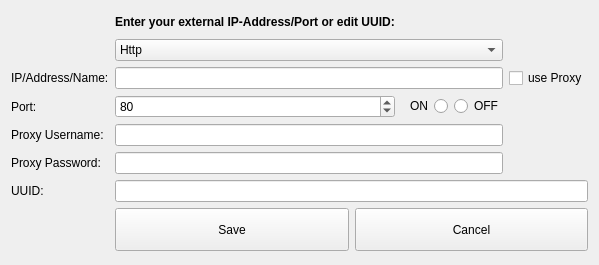
This is ui/listener-edit.ui in berndhs/arado as Qt 5 draws it before an edit. The edited form follows.
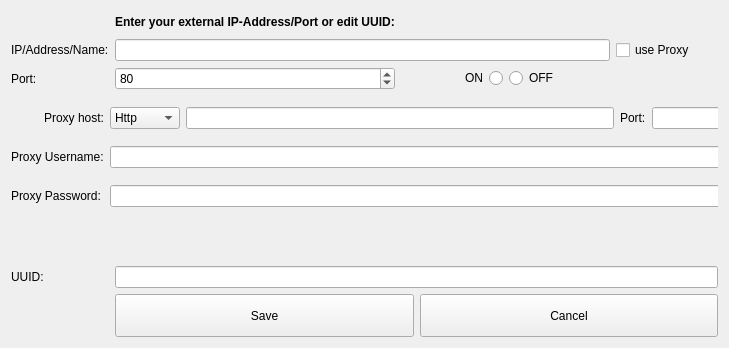
This is the edited form. Icons and pictures are not drawn.

Commit message:
proxy support. patch from niknah, thanks!
It is only set  up to use proxy for the add rss feed,
if you want to use the proxy for other things you'll have to add...

#include "networkaccessmanager.h"
and change QNetworkAccessManager to NetworkAccessManager

```diff
--- a/ui/listener-edit.ui
+++ b/ui/listener-edit.ui
@@ -6,8 +6,8 @@
    <rect>
     <x>0</x>
     <y>0</y>
-    <width>566</width>
-    <height>265</height>
+    <width>729</width>
+    <height>348</height>
    </rect>
   </property>
   <property name="windowTitle">
@@ -18,7 +18,7 @@
     <normaloff>:/arado-logo-colo-128.png</normaloff>:/arado-logo-colo-128.png</iconset>
   </property>
   <layout class="QGridLayout" name="gridLayout">
-   <item row="0" column="2">
+   <item row="0" column="1">
     <widget class="QLabel" name="label_4">
      <property name="font">
       <font>
@@ -47,7 +47,7 @@
      </property>
     </widget>
    </item>
-   <item row="3" column="2" colspan="3">
+   <item row="3" column="1" colspan="3">
     <widget class="QLineEdit" name="addressEdit">
      <property name="sizePolicy">
       <sizepolicy hsizetype="Expanding" vsizetype="Fixed">
@@ -73,7 +73,7 @@
      </property>
     </widget>
    </item>
-   <item row="5" column="2">
+   <item row="5" column="1">
     <widget class="QSpinBox" name="portBox">
      <property name="sizePolicy">
       <sizepolicy hsizetype="Expanding" vsizetype="Fixed">
@@ -89,7 +89,7 @@
      </property>
     </widget>
    </item>
-   <item row="8" column="0">
+   <item row="7" column="0">
     <widget class="QLabel" name="label_5">
      <property name="sizePolicy">
       <sizepolicy hsizetype="Expanding" vsizetype="Preferred">
@@ -105,7 +105,7 @@
      </property>
     </widget>
    </item>
-   <item row="8" column="2" colspan="4">
+   <item row="7" column="1" colspan="4">
     <widget class="QLineEdit" name="uuidEdit">
      <property name="sizePolicy">
       <sizepolicy hsizetype="Expanding" vsizetype="Fixed">
@@ -115,7 +115,7 @@
      </property>
     </widget>
    </item>
-   <item row="5" column="3">
+   <item row="5" column="2">
     <widget class="QRadioButton" name="onCheck">
      <property name="layoutDirection">
       <enum>Qt::RightToLeft</enum>
@@ -128,7 +128,7 @@
      </attribute>
     </widget>
    </item>
-   <item row="5" column="4">
+   <item row="5" column="3">
     <widget class="QRadioButton" name="offCheck">
      <property name="text">
       <string>OFF</string>
@@ -138,7 +138,7 @@
      </attribute>
     </widget>
    </item>
-   <item row="10" column="2" colspan="4">
+   <item row="9" column="1" colspan="4">
     <layout class="QHBoxLayout" name="horizontalLayout2">
      <item>
       <widget class="QPushButton" name="saveButton">
@@ -223,51 +223,135 @@
      </property>
     </widget>
    </item>
-   <item row="3" column="5">
+   <item row="3" column="4">
     <widget class="QCheckBox" name="useproxyguicheckbox">
      <property name="text">
       <string>use Proxy</string>
      </property>
     </widget>
    </item>
-   <item row="6" column="2" colspan="3">
-    <widget class="QLineEdit" name="lineEdit_proxyusername"/>
-   </item>
-   <item row="7" column="2" colspan="3">
-    <widget class="QLineEdit" name="lineEdit_proxypassword"/>
-   </item>
-   <item row="1" column="2" colspan="3">
-    <widget class="QComboBox" name="comboBox_proxytype">
-     <item>
-      <property name="text">
-       <string>Http</string>
-      </property>
-     </item>
-     <item>
-      <property name="text">
-       <string>Socks5</string>
-      </property>
-     </item>
-    </widget>
-   </item>
-   <item row="6" column="0">
-    <widget class="QLabel" name="label_proxyusername">
-     <property name="layoutDirection">
-      <enum>Qt::RightToLeft</enum>
+   <item row="6" column="0" colspan="5">
+    <widget class="QWidget" name="proxyWidget" native="true">
+     <property name="sizePolicy">
+      <sizepolicy hsizetype="MinimumExpanding" vsizetype="Expanding">
+       <horstretch>0</horstretch>
+       <verstretch>0</verstretch>
+      </sizepolicy>
      </property>
-     <property name="text">
-      <string>Proxy Username:</string>
+     <property name="minimumSize">
+      <size>
+       <width>0</width>
+       <height>0</height>
+      </size>
      </property>
-    </widget>
-   </item>
-   <item row="7" column="0">
-    <widget class="QLabel" name="label_proxypassword">
-     <property name="layoutDirection">
-      <enum>Qt::RightToLeft</enum>
-     </property>
-     <property name="text">
-      <string>Proxy Password:</string>
-     </property>
+     <widget class="QWidget" name="gridLayoutWidget">
+      <property name="geometry">
+       <rect>
+        <x>0</x>
+        <y>0</y>
+        <width>711</width>
+        <height>122</height>
+       </rect>
+      </property>
+      <layout class="QGridLayout" name="proxyLayout">
+       <item row="3" column="0">
+        <widget class="QLabel" name="label_proxyusername">
+         <property name="layoutDirection">
+          <enum>Qt::RightToLeft</enum>
+         </property>
+         <property name="text">
+          <string>Proxy Username:</string>
+         </property>
+        </widget>
+       </item>
+       <item row="4" column="0">
+        <widget class="QLabel" name="label_proxypassword">
+         <property name="layoutDirection">
+          <enum>Qt::RightToLeft</enum>
+         </property>
+         <property name="text">
+          <string>Proxy Password:</string>
+         </property>
+        </widget>
+       </item>
+       <item row="4" column="2">
+        <widget class="QLineEdit" name="lineEdit_proxypassword">
+         <property name="echoMode">
+          <enum>QLineEdit::Password</enum>
+         </property>
+        </widget>
+       </item>
+       <item row="3" column="2">
+        <widget class="QLineEdit" name="lineEdit_proxyusername"/>
+       </item>
+       <item row="2" column="0">
+        <widget class="QLabel" name="label_6">
+         <property name="text">
+          <string>Proxy host:</string>
+         </property>
+         <property name="alignment">
+          <set>Qt::AlignRight|Qt::AlignTrailing|Qt::AlignVCenter</set>
+         </property>
+        </widget>
+       </item>
+       <item row="2" column="2">
+        <layout class="QHBoxLayout" name="horizontalLayout_2">
+         <item>
+          <widget class="QComboBox" name="comboBox_proxytype">
+           <item>
+            <property name="text">
+             <string>Http</string>
+            </property>
+           </item>
+           <item>
+            <property name="text">
+             <string>Socks5</string>
+            </property>
+           </item>
+          </widget>
+         </item>
+         <item>
+          <widget class="QLineEdit" name="lineEdit_proxyhost"/>
+         </item>
+         <item>
+          <widget class="QLabel" name="label_7">
+           <property name="text">
+            <string>Port:</string>
+           </property>
+          </widget>
+         </item>
+         <item>
+          <widget class="QLineEdit" name="lineEdit_proxyport">
+           <property name="sizePolicy">
+            <sizepolicy hsizetype="Fixed" vsizetype="Fixed">
+             <horstretch>0</horstretch>
+             <verstretch>0</verstretch>
+            </sizepolicy>
+           </property>
+           <property name="minimumSize">
+            <size>
+             <width>70</width>
+             <height>0</height>
+            </size>
+           </property>
+           <property name="maximumSize">
+            <size>
+             <width>70</width>
+             <height>16777215</height>
+            </size>
+           </property>
+           <property name="baseSize">
+            <size>
+             <width>0</width>
+             <height>0</height>
+            </size>
+           </property>
+          </widget>
+         </item>
+        </layout>
+       </item>
+      </layout>
+     </widget>
     </widget>
    </item>
   </layout>
```
The commit also changes 6 other files.
